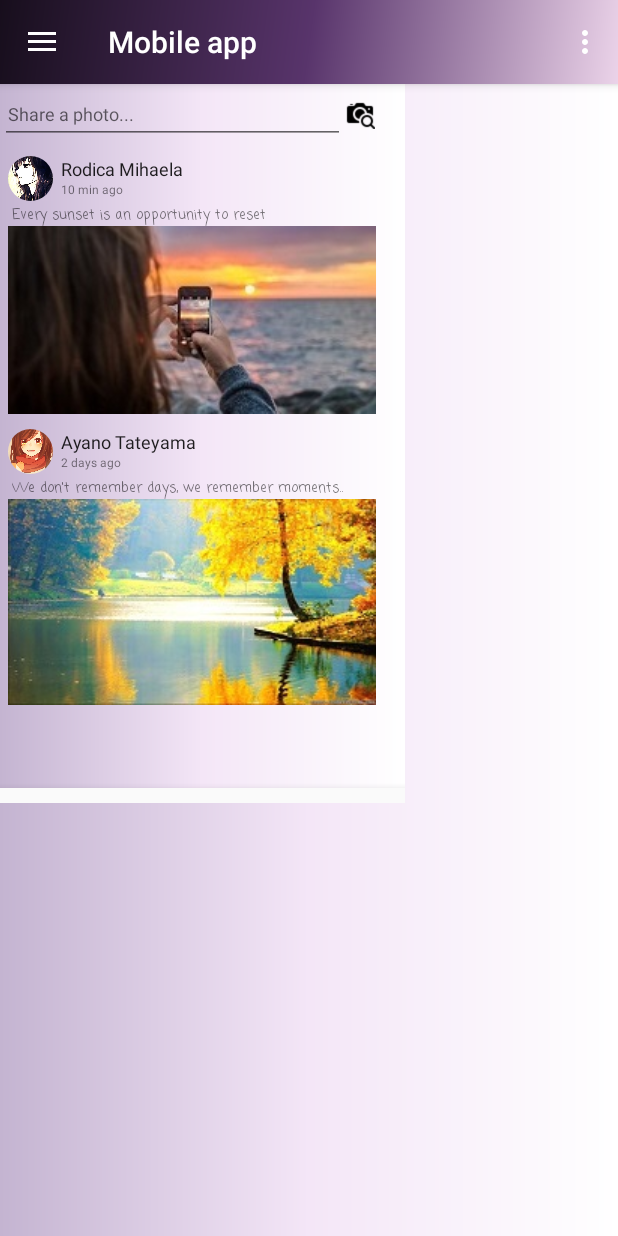
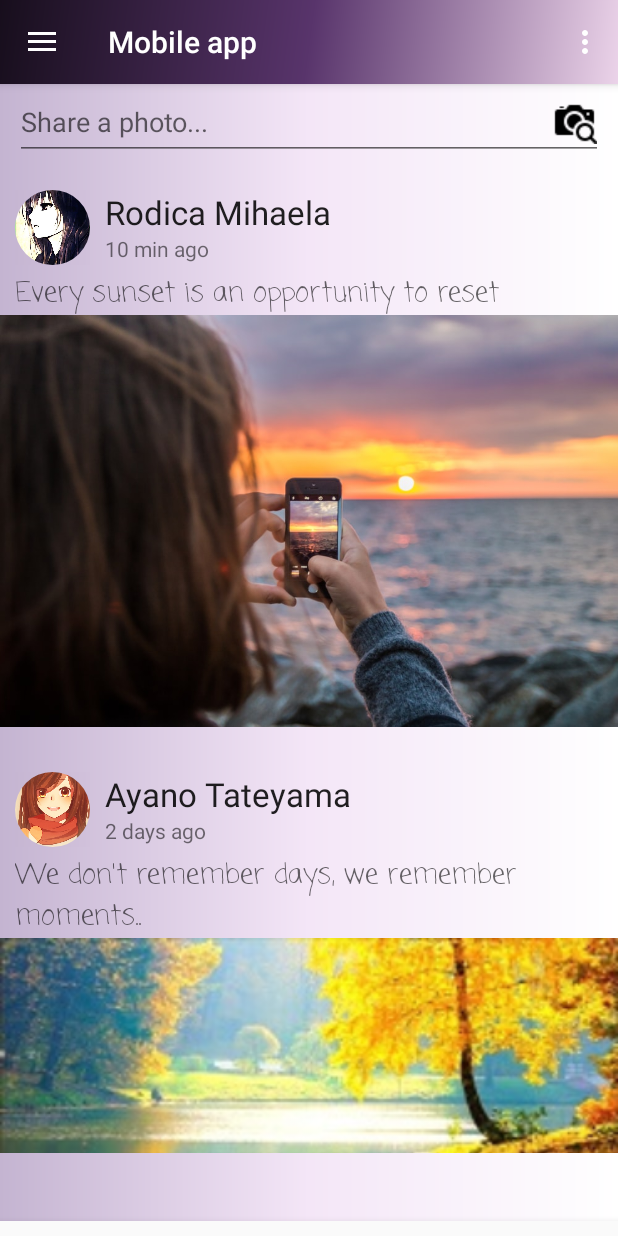
Before and after one commit to RodicaMihaelaVasilescu/MobileApplication, an Android app: the screen it shows after launch (MainActivity), on a phone screen of 412 x 824 dp. Run offline under Robolectric (Android 15) with nearby library versions, the phone set to English and light mode, and no system bars.

Commit message:
fix layout issues

```diff
--- a/AndroidStudioApplication/app/src/main/res/layout/content_main.xml
+++ b/AndroidStudioApplication/app/src/main/res/layout/content_main.xml
@@ -2,8 +2,8 @@
 <androidx.constraintlayout.widget.ConstraintLayout xmlns:android="http://schemas.android.com/apk/res/android"
     xmlns:app="http://schemas.android.com/apk/res-auto"
     xmlns:tools="http://schemas.android.com/tools"
-    android:layout_width="wrap_content"
-    android:layout_height="wrap_content"
+    android:layout_width="match_parent"
+    android:layout_height="match_parent"
     android:background="@drawable/homepage_color"
     android:orientation="vertical"
     app:layout_behavior="@string/appbar_scrolling_view_behavior"
@@ -14,192 +14,155 @@
         android:id="@+id/layout"
         android:layout_width="match_parent"
         android:layout_height="match_parent"
-        android:layout_marginTop="0dp"
         android:isScrollContainer="true"
         android:orientation="vertical"
         android:paddingBottom="55dp"
         android:scrollbarAlwaysDrawVerticalTrack="true">
 
         <ScrollView
+            android:layout_width="match_parent"
+            android:layout_height="match_parent">
+
+            <LinearLayout xmlns:android="http://schemas.android.com/apk/res/android"
+                android:layout_width="match_parent"
+                android:layout_height="match_parent"
+                android:orientation="vertical"
+                android:paddingBottom="@dimen/fab_margin">
+
+                <EditText
+                    android:id="@+id/share_a_photo..."
                     android:layout_width="fill_parent"
-            android:layout_height="match_parent">
+                    android:layout_height="wrap_content"
+                    android:layout_marginLeft="@dimen/general_margin"
+                    android:layout_marginRight="@dimen/general_margin"
+                    android:drawableRight="@drawable/camera"
+                    android:focusable="false"
+                    android:hint="Share a photo..." />
 
                 <LinearLayout
                     android:layout_width="match_parent"
                     android:layout_height="match_parent"
+
+                    android:paddingTop="@dimen/double_general_margin"
                     android:orientation="vertical">
-                <!-- Post-->
-                <LinearLayout xmlns:android="http://schemas.android.com/apk/res/android"
-                    android:layout_width="match_parent"
-                    android:layout_height="match_parent"
-                    android:orientation="horizontal">
 
-                    <EditText
-                        android:id="@+id/name"
-                        android:layout_width="230dp"
-                        android:layout_height="40dp"
-                        android:focusable="false"
-                        android:hint="Share a photo..."
-                        android:maxHeight="40dp"
-                        android:paddingLeft="5dp"
-                        android:paddingRight="0dp"
-                        android:textSize="12dp" />
-
-                    <ImageView
-                        android:id="@+id/camera"
-                        android:layout_width="40dp"
-                        android:layout_height="20dp"
-                        android:layout_gravity="center"
-                        android:width="40dp"
-                        android:height="20dp"
-                        android:contentDescription="Description"
-                        android:paddingLeft="0dp"
-                        android:paddingRight="5dp"
-                        android:scaleType="fitStart"
-                        android:src="@drawable/camera"
-                        tools:layout_editor_absoluteX="0dp"
-                        tools:layout_editor_absoluteY="0dp" />
-                </LinearLayout>
-                <!-- End Post-->
-
-
-                <!-- Item-->
                     <LinearLayout
+                        android:id="@+id/profile_details"
                         android:layout_width="match_parent"
                         android:layout_height="match_parent"
                         android:orientation="horizontal"
-                    android:paddingLeft="5dp"
-                    android:paddingTop="@dimen/nav_header_vertical_spacing">
+                        android:paddingLeft="@dimen/general_margin"
+                        android:paddingRight="@dimen/general_margin">
 
                         <ImageView
-                        android:layout_width="30dp"
-                        android:layout_height="30dp"
+                            android:id="@+id/profile_picture"
+                            android:layout_width="50dp"
+                            android:layout_height="50dp"
                             android:background="@drawable/profile_picture2"
-                        android:contentDescription="@string/nav_header_desc"
                             app:srcCompat="@drawable/circle_shape" />
 
-
                         <LinearLayout
+                            android:id="@+id/name_and_date"
                             android:layout_width="match_parent"
-                        android:layout_height="wrap_content"
+                            android:layout_height="match_parent"
+                            android:gravity="top"
                             android:orientation="vertical"
-                        android:paddingLeft="5dp"
-                        android:paddingRight="5dp"
-                        android:paddingTop="0in">
+                            android:paddingLeft="@dimen/general_margin">
 
                             <TextView
                                 android:layout_width="match_parent"
                                 android:layout_height="wrap_content"
+                                android:contentDescription="abcdef"
                                 android:text="Rodica Mihaela"
-                            android:textAppearance="@style/TextAppearance.AppCompat.Body1"
-                            android:textSize="12dp" />
-
-                        <TextView
-                            android:layout_width="wrap_content"
-                            android:layout_height="wrap_content"
-                            android:text="10 min ago"
-                            android:textSize="8dp" />
-                    </LinearLayout>
-                </LinearLayout>
+                                android:textAppearance="@style/TextAppearance.AppCompat.Large" />
 
                             <TextView
                                 android:layout_width="match_parent"
                                 android:layout_height="match_parent"
-                    android:layout_marginStart="@dimen/activity_horizontal_margin"
-                    android:layout_marginLeft="@dimen/activity_horizontal_margin"
-                    android:layout_marginTop="0dp"
-                    android:paddingTop="2dp"
-                    android:paddingRight="5dp"
-                    android:text="Every sunset is an opportunity to reset"
-                    android:fontFamily="casual"
-                    android:textFontWeight="@android:integer/config_shortAnimTime"
-                    android:textSize="9.5dp" />
-<!--With every sunset, a new hope is born and an old expectation dies-->
-                <ImageView
+                                android:text="10 min ago"
+                                android:textAppearance="@style/TextAppearance.AppCompat.Small" />
+                        </LinearLayout>
+
+                    </LinearLayout>
+                    <TextView
                         android:layout_width="match_parent"
                         android:layout_height="match_parent"
-                    android:width="50dp"
-                    android:contentDescription="Description"
-                    android:maxHeight="30dp"
-                    android:paddingLeft="5dp"
-                    android:paddingTop="0dp"
-                    android:paddingRight="5dp"
-                    android:scaleType="matrix"
-                    android:src="@drawable/picture"
-                    app:layout_editor_absoluteX="0dp"
-                    app:layout_editor_absoluteY="0dp"
-                    tools:layout_editor_absoluteX="0dp"
-                    tools:layout_editor_absoluteY="0dp" />
-                <!-- End Item-->
+                        android:fontFamily="casual"
+                        android:paddingLeft="@dimen/general_margin"
+                        android:paddingTop="@dimen/half_general_margin"
+                        android:text="Every sunset is an opportunity to reset"
+                        android:textAppearance="@style/TextAppearance.AppCompat.Medium" />
+                    <ImageView
+                        android:layout_width="fill_parent"
+                        android:layout_height="fill_parent"
+                        android:scaleType="fitXY"
+                        android:adjustViewBounds="true"
+                        android:src="@drawable/picture" />
+                </LinearLayout>
 
-                <!-- Item-->
                 <LinearLayout
+                    android:paddingTop="@dimen/double_general_margin"
+                    android:layout_width="match_parent"
+                    android:layout_height="match_parent"
+                    android:orientation="vertical">
+
+                    <LinearLayout
+                        android:id="@+id/profile_details2"
                         android:layout_width="match_parent"
                         android:layout_height="match_parent"
                         android:orientation="horizontal"
-                    android:paddingLeft="5dp"
-                    android:paddingTop="10dp">
+                        android:paddingLeft="@dimen/general_margin"
+                        android:paddingTop="@dimen/general_margin"
+                        android:paddingRight="@dimen/general_margin">
 
                         <ImageView
-                        android:layout_width="30dp"
-                        android:layout_height="30dp"
+                            android:id="@+id/profile_picture2"
+                            android:layout_width="50dp"
+                            android:layout_height="50dp"
                             android:background="@drawable/profile_picture"
-                        android:contentDescription="@string/nav_header_desc"
                             app:srcCompat="@drawable/circle_shape" />
 
-
                         <LinearLayout
+                            android:id="@+id/name_and_date2"
                             android:layout_width="match_parent"
-                        android:layout_height="wrap_content"
+                            android:layout_height="match_parent"
+                            android:gravity="top"
                             android:orientation="vertical"
-                        android:paddingLeft="5dp">
+                            android:paddingLeft="@dimen/general_margin">
 
                             <TextView
                                 android:layout_width="match_parent"
                                 android:layout_height="wrap_content"
                                 android:text="Ayano Tateyama"
-                            android:textAppearance="@style/TextAppearance.AppCompat.Body1"
-                            android:textSize="12dp" />
-
-                        <TextView
-                            android:layout_width="wrap_content"
-                            android:layout_height="wrap_content"
-                            android:text="2 days ago"
-                            android:textSize="8dp" />
-                    </LinearLayout>
-                </LinearLayout>
+                                android:textAppearance="@style/TextAppearance.AppCompat.Large" />
 
                             <TextView
                                 android:layout_width="match_parent"
                                 android:layout_height="match_parent"
-                    android:layout_marginStart="@dimen/activity_horizontal_margin"
-                    android:layout_marginLeft="@dimen/activity_horizontal_margin"
-                    android:layout_marginTop="0dp"
-                    android:paddingTop="2dp"
-                    android:text="We don't remember days, we remember moments.."
-                    android:fontFamily="casual"
-                    android:textFontWeight="@android:integer/config_shortAnimTime"
-                    android:textSize="9.5dp"  />
+                                android:text="2 days ago"
+                                android:textAppearance="@style/TextAppearance.AppCompat.Small" />
+                        </LinearLayout>
 
-                <ImageView
+                    </LinearLayout>
+                    <TextView
                         android:layout_width="match_parent"
                         android:layout_height="match_parent"
-                    android:width="50dp"
-                    android:contentDescription="Description"
-                    android:maxHeight="30dp"
-                    android:paddingLeft="5dp"
-                    android:paddingTop="0dp"
-                    android:paddingRight="5dp"
-                    android:paddingBottom="10dp"
-                    android:scaleType="matrix"
-                    android:src="@drawable/picture2"
-                    app:layout_editor_absoluteX="0dp"
-                    app:layout_editor_absoluteY="0dp"
-                    tools:layout_editor_absoluteX="0dp"
-                    tools:layout_editor_absoluteY="0dp" />
-                <!-- End Item-->
+                        android:fontFamily="casual"
+                        android:paddingLeft="@dimen/general_margin"
+                        android:paddingTop="@dimen/half_general_margin"
+                        android:text="We don't remember days, we remember moments.."
+                        android:textAppearance="@style/TextAppearance.AppCompat.Medium" />
+                    <ImageView
+                        android:layout_width="fill_parent"
+                        android:layout_height="fill_parent"
+                        android:scaleType="fitXY"
+                        android:adjustViewBounds="true"
+                        android:src="@drawable/picture2" />
+                </LinearLayout>
+
 
             </LinearLayout>
+
         </ScrollView>
     </LinearLayout>
 
@@ -211,9 +174,9 @@
         android:layout_marginEnd="0dp"
         android:background="?android:attr/windowBackground"
         app:layout_constraintBottom_toBottomOf="parent"
+        app:layout_constraintHeight_max="10dp"
         app:layout_constraintLeft_toLeftOf="parent"
         app:layout_constraintRight_toRightOf="parent"
-        app:layout_constraintHeight_max="10dp"
         app:menu="@menu/bottom_nav_menu" />
 
 </androidx.constraintlayout.widget.ConstraintLayout>
--- a/AndroidStudioApplication/app/src/main/res/layout/nav_header_main.xml
+++ b/AndroidStudioApplication/app/src/main/res/layout/nav_header_main.xml
@@ -7,37 +7,38 @@
     android:gravity="bottom"
     android:orientation="horizontal"
     android:paddingLeft="@dimen/activity_horizontal_margin"
-    android:paddingTop="4.5mm"
+    android:paddingTop="30dp"
     android:paddingRight="@dimen/activity_horizontal_margin"
-    android:paddingBottom="@dimen/activity_vertical_margin"
+    android:paddingBottom="@dimen/double_general_margin"
     android:theme="@style/ThemeOverlay.AppCompat.Dark">
 
     <ImageView
         android:id="@+id/imageView"
-        android:layout_width="8mm"
-        android:layout_height="8mm"
+        android:layout_width="70dp"
+        android:layout_height="70dp"
         android:contentDescription="@string/nav_header_desc"
         android:paddingTop="@dimen/nav_header_vertical_spacing"
         app:srcCompat="@drawable/profile_picture2" />
+
     <LinearLayout
-        android:orientation="vertical"
+        android:gravity="center_vertical"
         android:layout_width="match_parent"
-        android:paddingLeft="1mm"
-        android:layout_height="8mm"
-        android:paddingTop="@dimen/nav_header_vertical_spacing">
+        android:layout_height="match_parent"
+        android:layout_marginLeft="@dimen/general_margin"
+        android:orientation="vertical">
+
         <TextView
             android:layout_width="match_parent"
             android:layout_height="wrap_content"
             android:text="@string/nav_header_title"
-        android:textSize="2mm"
-        android:textAppearance="@style/TextAppearance.AppCompat.Body1" />
+            android:textAppearance="@style/TextAppearance.AppCompat.Large" />
 
         <TextView
             android:id="@+id/textView"
             android:layout_width="wrap_content"
             android:layout_height="wrap_content"
-        android:textSize="1.5mm"
-        android:text="@string/nav_header_subtitle" />
+            android:text="@string/nav_header_subtitle"
+            android:textAppearance="@style/TextAppearance.AppCompat.Small" />
     </LinearLayout>
 
 </LinearLayout>
--- a/AndroidStudioApplication/app/src/main/res/values/dimens.xml
+++ b/AndroidStudioApplication/app/src/main/res/values/dimens.xml
@@ -1,8 +1,11 @@
 <resources>
     <!-- Default screen margins, per the Android Design guidelines. -->
+    <dimen name="general_margin">10dp</dimen>
+    <dimen name="half_general_margin">5dp</dimen>
+    <dimen name="double_general_margin">20dp</dimen>
     <dimen name="activity_horizontal_margin">8dp</dimen>
     <dimen name="activity_vertical_margin">8dp</dimen>
     <dimen name="nav_header_vertical_spacing">8dp</dimen>
-    <dimen name="nav_header_height">90dp</dimen>
+    <dimen name="nav_header_height">100dp</dimen>
     <dimen name="fab_margin">16dp</dimen>
 </resources>
```
Also changed, not shown: AndroidStudioApplication/app/src/main/res/drawable/picture.jpg, AndroidStudioApplication/app/src/main/res/drawable/picture_copy.jpg (deleted), AndroidStudioApplication/app/src/main/res/drawable/picture_copy_2.jpg (deleted). Lines whose indentation alone changed are shown as unchanged.
